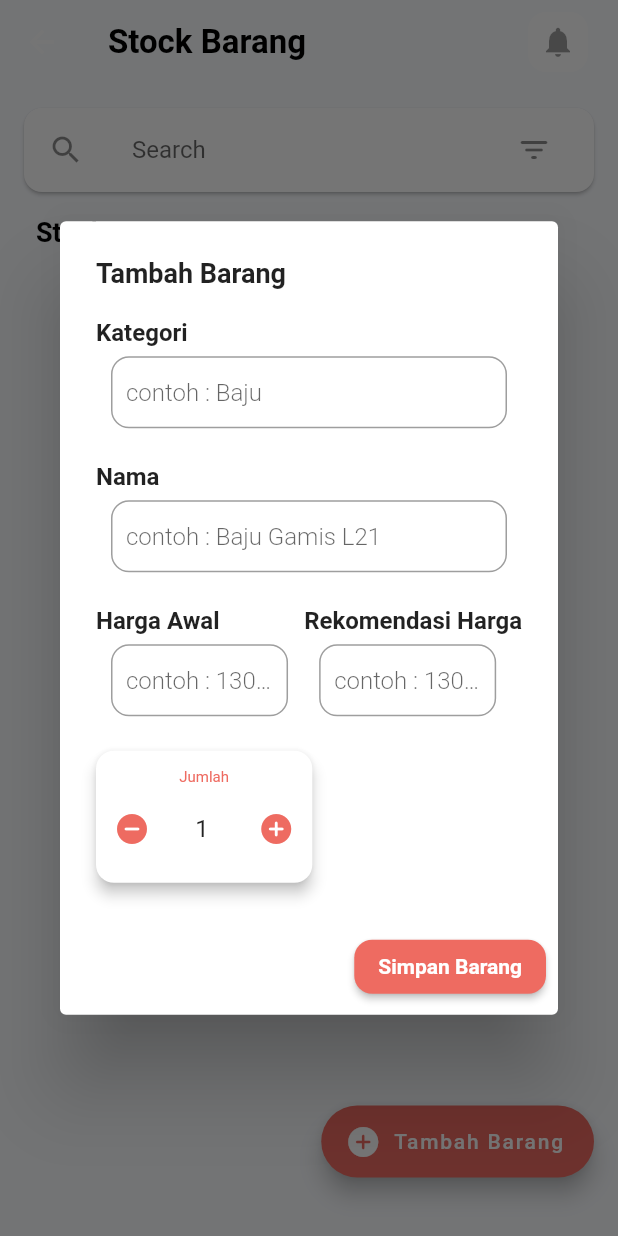
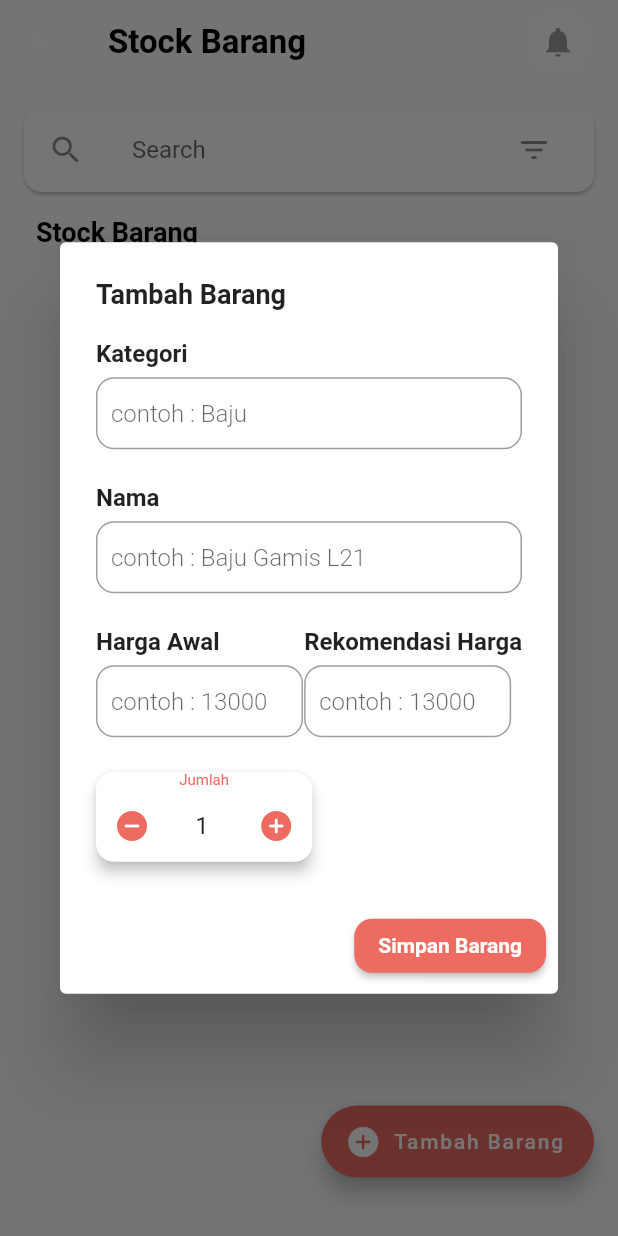
Before and after one commit to lamkhil/widuri, a Flutter app: the DaftarBarang screen opened directly, after a tap on "Tambah Barang", on a phone screen of 412 x 824 dp. Run offline on Flutter 3.47's test engine with Material 2 defaults, Android fonts, the phone set to English and light mode, and no system bars; our stand-ins replace cloud_firestore, firebase_auth, firebase_core, fl_chart, flutter_spinkit, flutter_svg and 3 more; missing offline and left inert: translator; accounts and stored records are empty; Roboto replaces fonts that are missing (RobotoMono).

Commit message:
fix some bug

```diff
--- a/lib/views/Widget/popup_barang.dart
+++ b/lib/views/Widget/popup_barang.dart
@@ -80,10 +80,7 @@ class PopUpBarang {
                             Container(
                               constraints: BoxConstraints(maxWidth: w * 1),
                               child: Padding(
-                                padding: EdgeInsets.only(
-                                  right: 10.0,
-                                  left: 10.0,
-                                ),
+                                padding: EdgeInsets.zero,
                                 child: new TextFormField(
                                   validator: (value) {
                                     if (value == '') {
@@ -129,10 +126,7 @@ class PopUpBarang {
                             Container(
                               constraints: BoxConstraints(maxWidth: w * 1),
                               child: Padding(
-                                padding: EdgeInsets.only(
-                                  right: 10.0,
-                                  left: 10.0,
-                                ),
+                                padding: EdgeInsets.zero,
                                 child: new TextFormField(
                                   validator: (value) {
                                     if (value == '') {
@@ -188,10 +182,7 @@ class PopUpBarang {
                                       constraints:
                                           BoxConstraints(maxWidth: w * 0.335),
                                       child: Padding(
-                                        padding: EdgeInsets.only(
-                                          right: 10.0,
-                                          left: 10.0,
-                                        ),
+                                        padding: EdgeInsets.zero,
                                         child: new TextFormField(
                                           validator: (value) {
                                             if (value == '') {
@@ -255,10 +246,7 @@ class PopUpBarang {
                                       constraints:
                                           BoxConstraints(maxWidth: w * 0.335),
                                       child: Padding(
-                                        padding: EdgeInsets.only(
-                                          right: 10.0,
-                                          left: 10.0,
-                                        ),
+                                        padding: EdgeInsets.zero,
                                         child: new TextFormField(
                                           validator: (value) {
                                             if (value == '') {
@@ -322,7 +310,7 @@ class PopUpBarang {
                                       borderRadius: BorderRadius.circular(12.0),
                                     ),
                                     child: Padding(
-                                      padding: EdgeInsets.all(12.0),
+                                      padding: EdgeInsets.symmetric(horizontal : 12.0),
                                       child: Column(
                                         mainAxisAlignment:
                                             MainAxisAlignment.center,
@@ -332,9 +320,6 @@ class PopUpBarang {
                                             style: TextStyle(
                                                 color: primaryColor,
                                                 fontSize: 10),
-                                          ),
-                                          SizedBox(
-                                            height: 4.0,
                                           ),
                                           Row(
                                             mainAxisAlignment:
--- a/lib/views/daftar_barang.dart
+++ b/lib/views/daftar_barang.dart
@@ -116,6 +116,7 @@ class BodyBarang {
             child: new ListTile(
               leading: new Icon(Icons.search),
               title: new TextField(
+                autofocus: false,
                 decoration: new InputDecoration(
                     hintText: 'Search', border: InputBorder.none),
                 // onChanged: onSearchTextChanged,
@@ -152,12 +153,13 @@ class BodyBarang {
                 if (barangController.query.value == '') {
                   viewList = barangController.barangList;
                 } else {
-                  viewList = barangController.barangList
-                      .where((value) => value['caseSearch']
-                          .contains(barangController.query.value))
-                      .toList();
-                  if (viewList.isEmpty) {
-                    return Text('Belum ada barang');
+                  if (!(barangController.barangList.value [0] is int) ){
+                    viewList = barangController.barangList
+                        .where((value) => value['caseSearch']
+                        .contains(barangController.query.value))
+                        .toList();
+                  } else{
+                    return Text('Masih Belum ada barang');
                   }
                 }
                 if (viewList[0] is int) {
--- a/lib/views/home.dart
+++ b/lib/views/home.dart
@@ -74,11 +74,19 @@ class _HomeState extends State<Home> {
                 ));
               } else {
                 if (barangController.barangList[0] is int) {
-                  return Text('Belum ada barang');
+                  return Center(
+                    child :
+                    Text('Belum ada barang'),
+                  );
                 } else {
                   var viewList = barangController.barangList
                       .where((value) => value['jumlah'] < 3)
                       .toList();
+                 if (viewList.isEmpty){
+                   return Center(
+                     child: Text("Belum ada barang menipis"),
+                   );
+                 }else{
                    return ListView.builder(
                        physics: NeverScrollableScrollPhysics(),
                        shrinkWrap: true,
@@ -92,6 +100,7 @@ class _HomeState extends State<Home> {
                              kategori: viewList[index]['kategori'],
                              rekomendasi: viewList[index]['rekomendasiHarga']);
                        });
+                 }
                 }
               }
             }),
--- a/lib/views/tambah_transaksi.dart
+++ b/lib/views/tambah_transaksi.dart
@@ -37,6 +37,7 @@ class _TambahTransaksiState extends State<TambahTransaksi> {
                       fontWeight: FontWeight.bold,
                       fontFamily: 'RobotoMono',
                       color: Colors.black),
+
                 ),
                 FlatButton(
                   child: Icon(
```
Lines whose indentation alone changed are shown as unchanged.
